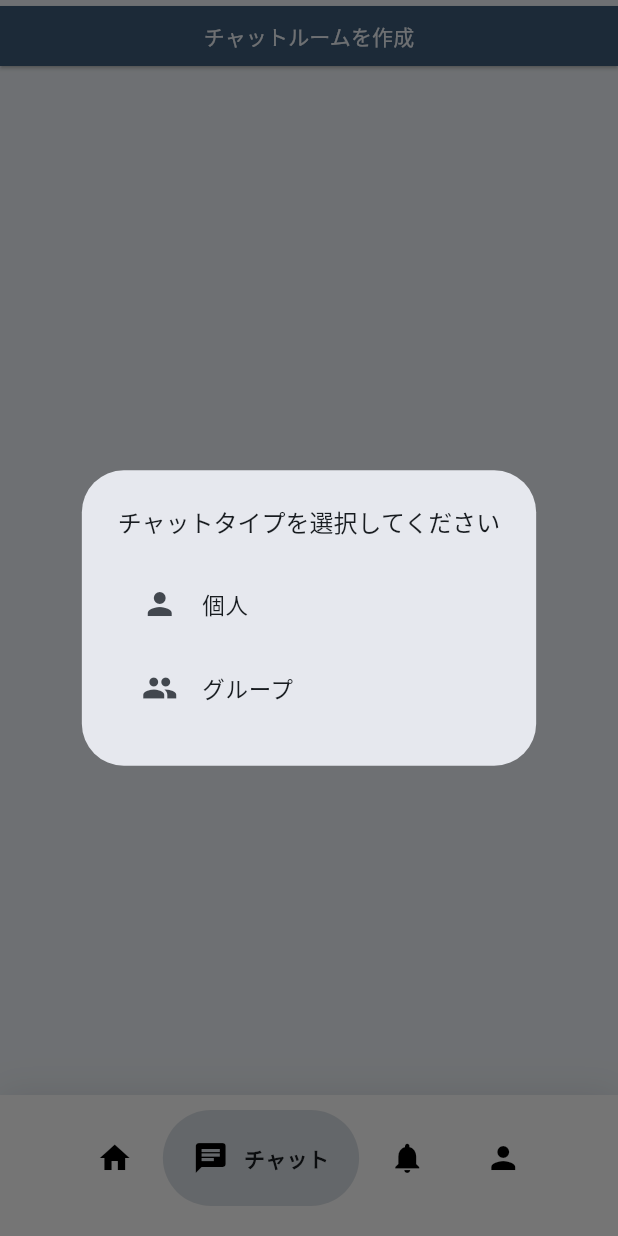
After one commit to KTT-Projects/shine_portal, a Flutter app: the screen it shows once a user with an empty profile is signed in, item 2 of the bottom bar chosen, after a tap on "チャットルームを作成", on a phone screen of 412 x 824 dp. The commit adds this screen. Run offline on Flutter 3.47's test engine with Material 3 defaults, Android fonts, the phone set to English and light mode, and no system bars; drawn by our look-alikes of google_nav_bar; our stand-ins replace firebase_auth, firebase_core, google_fonts, loading_animation_widget; accounts and stored records are empty.

Commit message:
just a backup

```diff
--- a/lib/pages/account_page.dart
+++ b/lib/pages/account_page.dart
@@ -3,7 +3,7 @@ import 'package:flutter/material.dart';
 import 'package:google_fonts/google_fonts.dart';
 
 class AccountPage extends StatefulWidget {
-  const AccountPage({Key? key}) : super(key: key);
+  const AccountPage({super.key});
 
   @override
   State<AccountPage> createState() => _AccountPageState();
--- /dev/null
+++ b/lib/pages/components/create_chat.dart
@@ -0,0 +1,59 @@
+import 'package:flutter/material.dart';
+
+class CreateChat extends StatefulWidget {
+  const CreateChat({super.key});
+
+  @override
+  State<CreateChat> createState() => _CreateChatState();
+}
+
+class _CreateChatState extends State<CreateChat> {
+  @override
+  Widget build(BuildContext context) {
+    return AlertDialog(
+      title: const Text(
+        'チャットタイプを選択してください',
+        style: TextStyle(
+          fontSize: 16,
+        ),
+      ),
+      content: Column(
+        mainAxisSize: MainAxisSize.min,
+        children: [
+          ListTile(
+            // Add border radius to the list tile.
+            shape: const RoundedRectangleBorder(
+              borderRadius: BorderRadius.all(Radius.circular(30)),
+            ),
+            leading: const Icon(Icons.person),
+            title: const Text(
+              '個人',
+              style: TextStyle(
+                fontSize: 15,
+              ),
+            ),
+            onTap: () {
+              // Handle the tap.
+            },
+          ),
+          ListTile(
+            // Add border radius to the list tile.
+            shape: const RoundedRectangleBorder(
+              borderRadius: BorderRadius.all(Radius.circular(30)),
+            ),
+            leading: const Icon(Icons.group),
+            title: const Text(
+              'グループ',
+              style: TextStyle(
+                fontSize: 15,
+              ),
+            ),
+            onTap: () {
+              // Handle the tap.
+            },
+          ),
+        ],
+      ),
+    );
+  }
+}
--- a/pubspec.yaml
+++ b/pubspec.yaml
@@ -41,6 +41,7 @@ dependencies:
   loading_animation_widget: ^1.2.0+4
   google_nav_bar: ^5.0.6
   animations: ^2.0.11
+  searchfield: ^0.9.7
 
 
 dev_dependencies:
```
Also changed, not shown: lib/pages/chat_page.dart (+2 -45 lines), lib/pages/components/user_search_box.dart (added, +15 -0 lines), lib/pages/components/create_dm.dart (added), lib/pages/components/create_group.dart (added), pubspec.lock, 28 other files.
